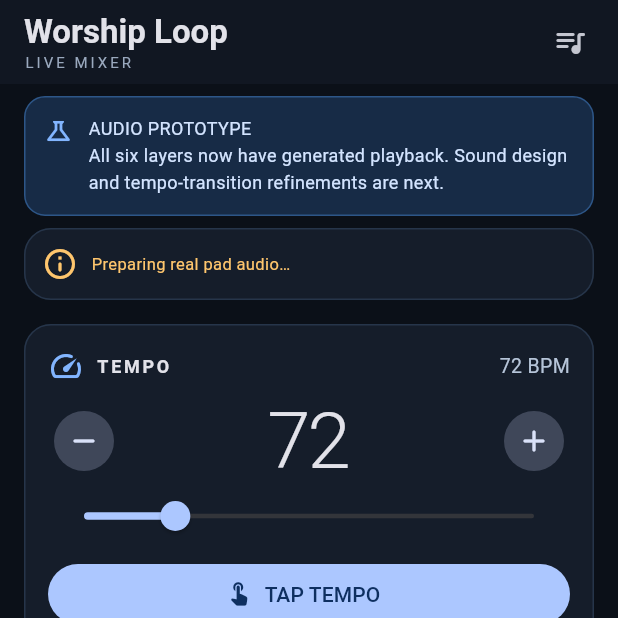
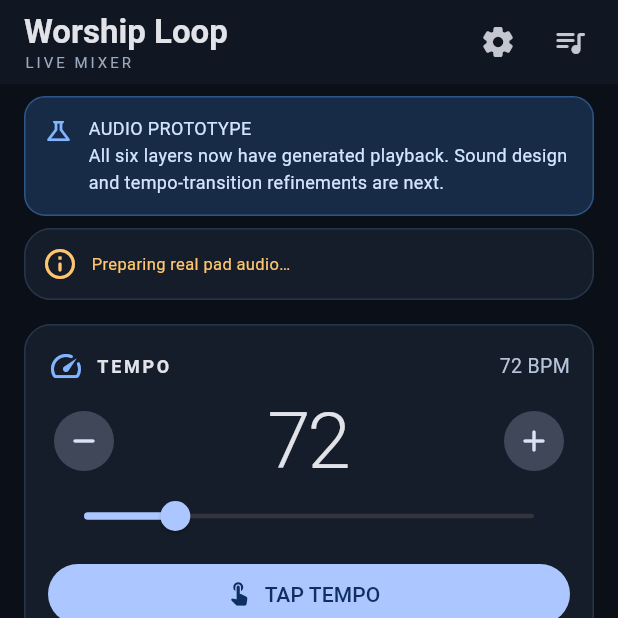
Before and after one commit to meharoondavid-sys/worship-loop, a Flutter app: the screen it shows after launch, on a phone screen of 412 x 824 dp, the top half of it. Run offline on Flutter 3.47's test engine with Material 3 defaults, Android fonts, the phone set to English and light mode, and no system bars; our stand-ins replace just_audio.

Commit message:
Restore landscape mixer settings access

```diff
--- a/lib/main.dart
+++ b/lib/main.dart
@@ -276,6 +276,11 @@ class _MixerScreenState extends State<MixerScreen> {
           ],
         ),
         actions: [
+          IconButton(
+            tooltip: 'Mixer settings',
+            onPressed: _showSettings,
+            icon: const Icon(Icons.settings_rounded),
+          ),
           IconButton(
             tooltip: 'Setlists (coming soon)',
             onPressed: () => _showNotice('Setlists will be added after the audio prototype.'),
```
